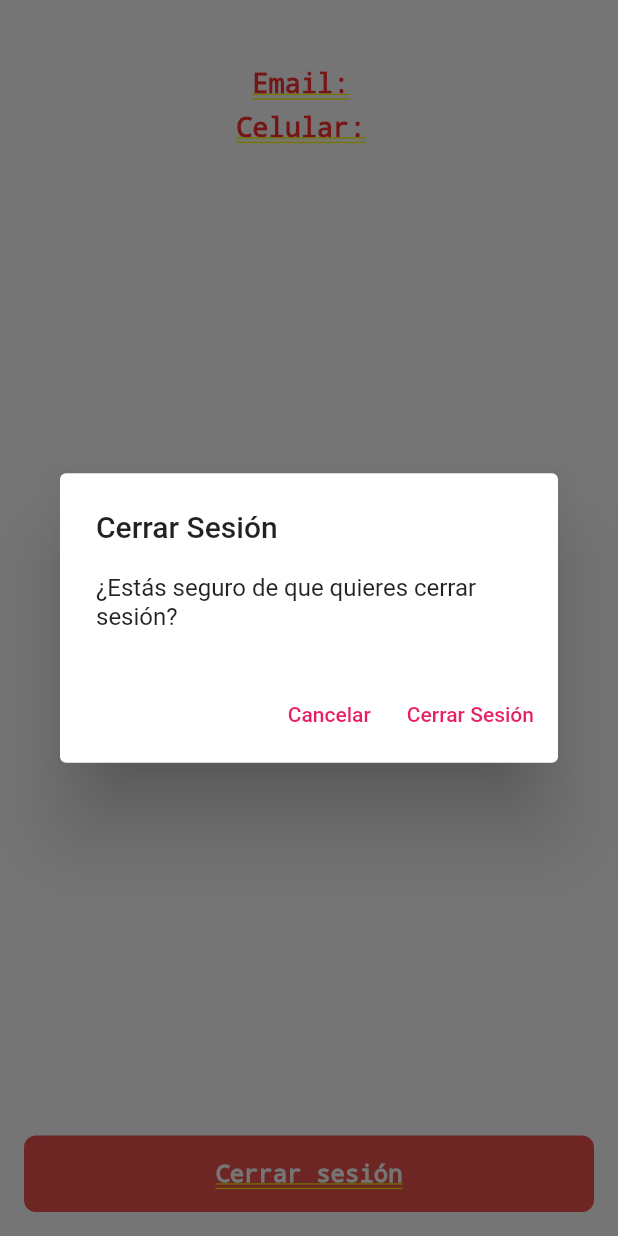
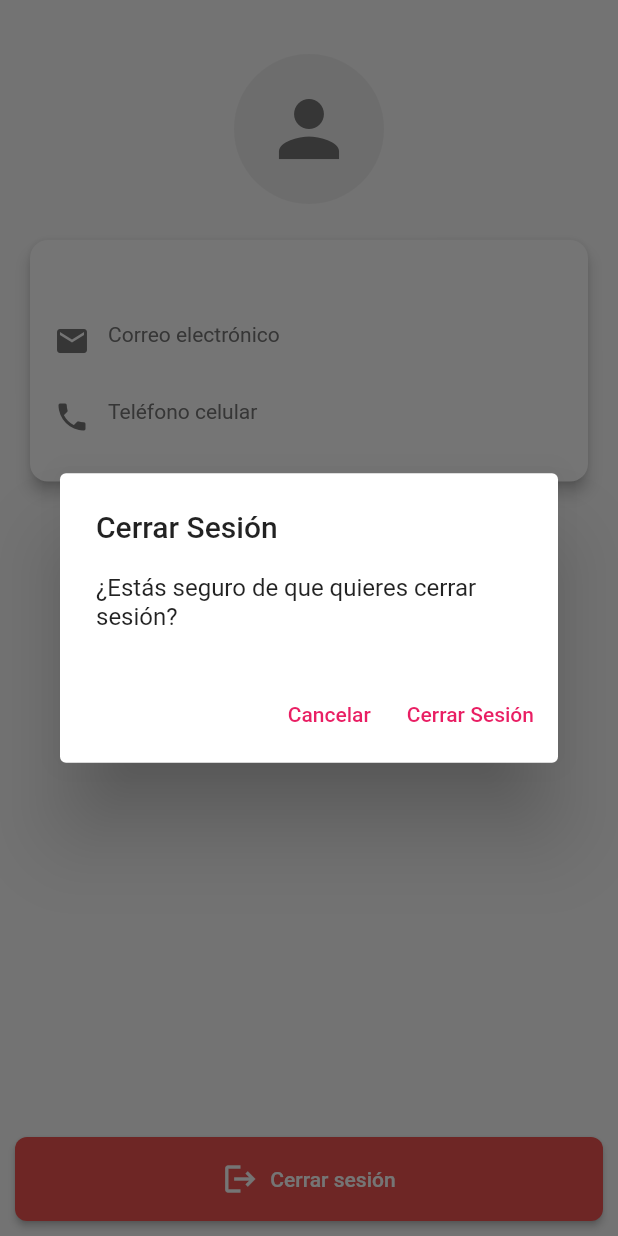
Before and after one commit to solucionesasotec/finsus_front_movil_quito, a Flutter app: the ProfileScreen screen opened by its route, after a tap on "Cerrar sesión", on a phone screen of 412 x 824 dp. Run offline on Flutter 3.47's test engine with Material 3 defaults, Android fonts, the phone set to English and light mode, and no system bars; our stand-ins replace font_awesome_flutter, gallery_saver, image_picker, open_file, pdf, screenshot and 1 more; accounts and stored records are empty.

Commit message:
xcode configuracion y cambio en profile_screen

```diff
--- a/lib/features/profile/screens/profile_screen.dart
+++ b/lib/features/profile/screens/profile_screen.dart
@@ -1,5 +1,3 @@
-// ignore_for_file: use_build_context_synchronously, prefer_const_constructors
-
 import 'package:bancamovil/core/models/user.dart';
 import 'package:bancamovil/features/login/providers/auth_provider.dart';
 import 'package:bancamovil/features/login/screens/login_screen.dart';
@@ -7,106 +5,221 @@ import 'package:flutter/material.dart';
 import 'package:provider/provider.dart';
 
 class ProfileScreen extends StatelessWidget {
-  // Datos del usuario (pueden venir de un servicio)
-  // final Map<String, dynamic> user = {
-  //   "name": "MERA CARDOSO ANA LUCIA",
-  //   "email": "mera.cardoso@gmail.com",
-  //   "phone": "0967586408",
-  //   "address": "Centro histórico",
-  // };
-
   @override
   Widget build(BuildContext context) {
     final sessionProvider = Provider.of<AuthProvider>(context, listen: false);
-    // sessionProvider.setContext(context);
     User? user = sessionProvider.user;
 
-    return Padding(
-      padding: const EdgeInsets.all(16.0),
-      child: Column(
-        crossAxisAlignment: CrossAxisAlignment.center,
+    return Scaffold(
+      body: Column(
         children: [
-          // Mostrar datos del usuario
-          Text('${user!.apeSocio} ${user.nomSocio} ',
-              style: TextStyle(fontSize: 18)),
-          SizedBox(height: 8),
-          Text('Email: ${user.dirCorreo}', style: TextStyle(fontSize: 18)),
-          SizedBox(height: 8),
-          Text('Celular: ${user.telCelular}', style: TextStyle(fontSize: 18)),
-          SizedBox(height: 8),
+          Expanded(
+            child: SingleChildScrollView(
+              padding: const EdgeInsets.all(16.0),
+              child: Column(
+                crossAxisAlignment: CrossAxisAlignment.center,
+                children: [
+                  const SizedBox(height: 20),
+                  // Círculo con icono de usuario
+                  Container(
+                    width: 100,
+                    height: 100,
+                    decoration: BoxDecoration(
+                      shape: BoxShape.circle,
+                      color: Colors.grey[200],
+                    ),
+                    child: Icon(
+                      Icons.person,
+                      size: 60,
+                      color: Colors.grey[600],
+                    ),
+                  ),
+                  const SizedBox(height: 20),
 
-          // Botón de cerrar sesión
-          Spacer(), // Empuja el botón al final de la pantalla
-          GestureDetector(
-            onTap: () => {
-              _showLogoutDialog(context, sessionProvider),
-            },
-            child: Container(
-              padding: EdgeInsets.all(16),
-              // margin: EdgeInsets.symmetric(horizontal: 25),
-              decoration: BoxDecoration(
-                color: Colors.red[400],
-                borderRadius: BorderRadius.circular(8),
+                  // Tarjeta con información del usuario
+                  Card(
+                    elevation: 4,
+                    shape: RoundedRectangleBorder(
+                      borderRadius: BorderRadius.circular(12),
+                    ),
+                    child: Padding(
+                      padding: const EdgeInsets.all(16.0),
+                      child: Column(
+                        children: [
+                          Text(
+                            '${user!.apeSocio} ${user.nomSocio}',
+                            style: const TextStyle(
+                              fontSize: 20,
+                              fontWeight: FontWeight.bold,
+                            ),
+                            textAlign: TextAlign.center,
+                          ),
+                          const SizedBox(height: 16),
+
+                          // Información de contacto
+                          _buildInfoRow(Icons.email, 'Correo electrónico',
+                              user.dirCorreo),
+                          const SizedBox(height: 12),
+                          _buildInfoRow(
+                              Icons.phone, 'Teléfono celular', user.telCelular),
+                        ],
+                      ),
+                    ),
+                  ),
+
+                  const SizedBox(height: 10),
+                ],
               ),
-              child: Center(
-                child: Text(
-                  'Cerrar sesión',
-                  style: TextStyle(
-                    color: Colors.white,
-                    fontWeight: FontWeight.bold,
-                    fontSize: 16,
+            ),
+          ),
+          Padding(
+            padding:
+                const EdgeInsets.symmetric(horizontal: 10.0, vertical: 10.0),
+            child: SizedBox(
+              width: double.infinity,
+              child: ElevatedButton.icon(
+                onPressed: () => _showLogoutDialog(context, sessionProvider),
+                icon: const Icon(Icons.logout),
+                label: const Text('Cerrar sesión'),
+                style: ElevatedButton.styleFrom(
+                  backgroundColor: Colors.red[400],
+                  foregroundColor: Colors.white,
+                  padding: const EdgeInsets.symmetric(vertical: 16),
+                  shape: RoundedRectangleBorder(
+                    borderRadius: BorderRadius.circular(8),
                   ),
                 ),
               ),
             ),
           ),
-          // Center(
-          //   child: ElevatedButton.icon(
-          //     onPressed: () {
-          //       _showLogoutDialog(
-          //           context, sessionProvider); // Muestra el diálogo para confirmar el cierre de sesión
-          //     },
-          //     icon: Icon(Icons.logout),
-          //     label: Text('Cerrar Sesión'),
-          //     style: ElevatedButton.styleFrom(
-          //       padding: EdgeInsets.symmetric(horizontal: 24, vertical: 12),
-          //     ),
-          //   ),
-          // ),
         ],
       ),
     );
   }
 
-  // Mostrar un diálogo de confirmación antes de cerrar sesión
+  Widget _buildInfoRow(IconData icon, String label, dynamic value) {
+    return Row(
+      crossAxisAlignment: CrossAxisAlignment.start,
+      children: [
+        Icon(icon, size: 24, color: Colors.grey[600]),
+        const SizedBox(width: 12),
+        Expanded(
+          child: Column(
+            crossAxisAlignment: CrossAxisAlignment.start,
+            children: [
+              Text(
+                label,
+                style: TextStyle(
+                  fontSize: 14,
+                  color: Colors.grey[600],
+                ),
+              ),
+              const SizedBox(height: 4),
+              Text(
+                value,
+                style: const TextStyle(
+                  fontSize: 16,
+                  fontWeight: FontWeight.w500,
+                ),
+              ),
+            ],
+          ),
+        ),
+      ],
+    );
+  }
+
   void _showLogoutDialog(BuildContext context, AuthProvider sessionProvider) {
     showDialog(
       context: context,
       builder: (context) => AlertDialog(
-        title: Text('Cerrar Sesión'),
-        content: Text('¿Estás seguro de que quieres cerrar sesión?'),
+        title: const Text('Cerrar Sesión'),
+        content: const Text('¿Estás seguro de que quieres cerrar sesión?'),
         actions: [
           TextButton(
             onPressed: () => Navigator.of(context).pop(),
-            child: Text('Cancelar'),
+            child: const Text('Cancelar'),
           ),
           TextButton(
             onPressed: () async {
               Navigator.of(context).pop();
-              //Add await
               await sessionProvider.logout(context);
-              // Navigator.of(context).pushReplacementNamed('/login');
               Navigator.pushAndRemoveUntil(
                 context,
                 MaterialPageRoute(builder: (context) => LoginScreen()),
-                (Route<dynamic> route) =>
-                    false, // Elimina todas las rutas anteriores
+                (Route<dynamic> route) => false,
               );
             },
-            child: Text('Cerrar Sesión'),
+            child: const Text('Cerrar Sesión'),
           ),
         ],
       ),
     );
   }
 }
+
+// Widget para los botones de actualización
+class _UpdateButton extends StatelessWidget {
+  final String title;
+  final dynamic subtitle;
+  final IconData icon;
+  final VoidCallback onPressed;
+
+  const _UpdateButton({
+    required this.title,
+    required this.subtitle,
+    required this.icon,
+    required this.onPressed,
+  });
+
+  @override
+  Widget build(BuildContext context) {
+    return SizedBox(
+      width: double.infinity,
+      child: ElevatedButton(
+        onPressed: onPressed,
+        style: ElevatedButton.styleFrom(
+          backgroundColor: Colors.white,
+          foregroundColor: Colors.black,
+          elevation: 2,
+          padding: const EdgeInsets.all(16),
+          shape: RoundedRectangleBorder(
+            borderRadius: BorderRadius.circular(12),
+            side: BorderSide(color: Colors.grey[300]!),
+          ),
+          alignment:
+              Alignment.centerLeft, // Alinea todo el contenido a la izquierda
+        ),
+        child: Row(
+          children: [
+            Icon(icon, size: 24, color: Colors.grey),
+            const SizedBox(width: 12),
+            Expanded(
+              child: Column(
+                crossAxisAlignment: CrossAxisAlignment.start,
+                children: [
+                  Text(
+                    title,
+                    style: const TextStyle(
+                      fontSize: 16,
+                      fontWeight: FontWeight.w500,
+                    ),
+                  ),
+                  const SizedBox(height: 4),
+                  Text(
+                    subtitle,
+                    style: TextStyle(
+                      fontSize: 14,
+                      color: Colors.grey[600],
+                    ),
+                  ),
+                ],
+              ),
+            ),
+            const Icon(Icons.chevron_right, color: Colors.grey),
+          ],
+        ),
+      ),
+    );
+  }
+}
```
Also changed, not shown: lib/features/profile/screens/info_cards.dart (added, +46 -0 lines), 3 other files.
